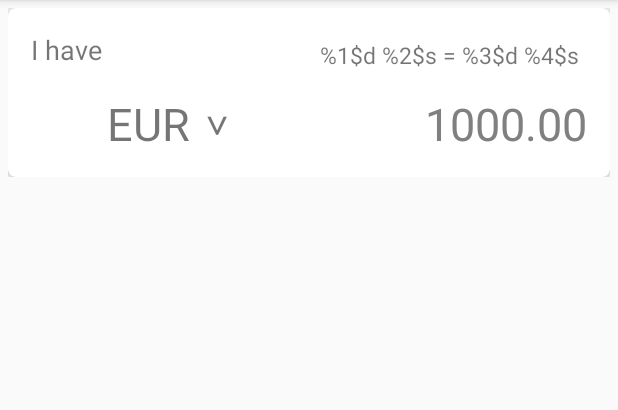
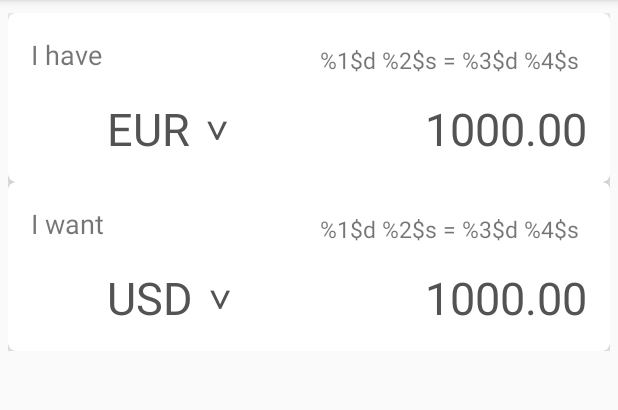
Before and after one commit to shailendrakumaryadav1/currency_calculator, an Android app: the screen it shows after launch (CurrencyActivity), on a phone screen of 412 x 824 dp, the part 84-494 px from its top. Run offline under Robolectric (Android 15) with nearby library versions, the phone set to English and light mode, and no system bars.

Commit message:
currency target card view added

```diff
--- a/CurrencyConversion/app/src/main/res/layout/activity_currency.xml
+++ b/CurrencyConversion/app/src/main/res/layout/activity_currency.xml
@@ -1,109 +1,14 @@
 <?xml version="1.0" encoding="utf-8"?>
 <LinearLayout xmlns:android="http://schemas.android.com/apk/res/android"
-		xmlns:app="http://schemas.android.com/apk/res-auto"
 		android:layout_width="match_parent"
 		android:layout_height="wrap_content"
 		android:orientation="vertical"
-		android:padding="@dimen/currency_cardview_padding">
+		android:padding="@dimen/currency_cardview_padding"
+		android:layout_marginTop="@dimen/dimen_3">
 
-	<android.support.v7.widget.CardView
-			android:id="@+id/base_currency_card"
-			android:layout_width="match_parent"
-			android:layout_height="wrap_content"
-			app:cardElevation="@dimen/currency_cardview_elevation"
-			app:cardCornerRadius="@dimen/currency_cardview_radius"
-			android:shape="ring"
-			android:thicknessRatio="@dimen/currency_cardview_thickness_ratio">
+	<include layout="@layout/currency_source_card_view"/>
 
-		<RelativeLayout
-				android:layout_width="match_parent"
-				android:layout_height="wrap_content"
-				android:padding="@dimen/dimen_15">
-
-			<TextView
-					android:layout_width="wrap_content"
-					android:layout_height="wrap_content"
-					android:text="@string/text_i_have"
-					android:textSize="@dimen/text_18"
-					android:layout_alignParentTop="true"
-					android:layout_alignParentLeft="true"
-					android:layout_alignParentStart="true" />
-
-			<TextView
-					android:id="@+id/text_currency_equivalent"
-					android:layout_width="wrap_content"
-					android:layout_height="wrap_content"
-					android:text="@string/text_currency_equivalent"
-					android:textSize="@dimen/text_currency_equivalent"
-					android:padding="@dimen/dimen_5"
-					android:layout_alignParentEnd="true"
-					android:layout_alignParentRight="true"
-					android:layout_alignParentTop="true" />
+	<include layout="@layout/currency_target_card_view"/>
 
 
-			<LinearLayout
-
-					android:id="@+id/src_currency_linear_layout"
-					android:layout_width="wrap_content"
-					android:layout_height="wrap_content"
-					android:orientation="horizontal"
-					android:layout_below="@+id/text_currency_equivalent"
-					android:layout_alignParentLeft="true"
-					android:layout_alignParentStart="true"
-					android:layout_marginTop="@dimen/dimen_10">
-
-				<ImageView
-						android:id="@+id/src_currency_flag"
-						android:layout_width="@dimen/flag_width"
-						android:layout_height="@dimen/flag_height"
-						android:layout_marginRight="@dimen/dimen_5"
-						android:layout_marginEnd="@dimen/dimen_5"
-						android:contentDescription="@null" />
-
-				<TextView
-						android:id="@+id/src_currency_code"
-						android:layout_width="wrap_content"
-						android:layout_height="match_parent"
-						android:gravity="bottom"
-						android:layout_marginRight="@dimen/dimen_5"
-						android:layout_marginLeft="@dimen/dimen_5"
-						android:text="EUR"
-						android:textSize="@dimen/text_currency_code" />
-
-				<TextView
-						android:layout_width="wrap_content"
-						android:layout_height="match_parent"
-						android:gravity="bottom"
-						android:paddingBottom="@dimen/dimen_5"
-						android:layout_marginStart="@dimen/dimen_5"
-						android:layout_marginLeft="@dimen/dimen_5"
-						android:text="@string/text_drop_down_arrow"
-						android:textStyle="bold"
-						android:textSize="@dimen/text_drop_down_arrow" />
-
-			</LinearLayout>
-
-			<EditText
-					android:id="@+id/src_currency_value"
-					android:layout_width="@dimen/dimen_150"
-					android:layout_height="wrap_content"
-					android:gravity="end"
-					android:maxWidth="@dimen/dimen_150"
-					android:maxLength="@integer/max_amount_length"
-					android:maxEms="@integer/max_amount_length"
-					android:maxLines="@integer/max_amount_lines"
-					android:text="@string/text_currency_placeholder"
-					android:hint="@string/text_currency_placeholder"
-					android:textSize="@dimen/text_currency_value"
-					android:inputType="numberDecimal"
-					android:background="@android:color/transparent"
-					android:textColor="@android:color/tab_indicator_text"
-					android:layout_alignBottom="@+id/src_currency_linear_layout"
-					android:layout_alignParentRight="true"
-					android:layout_alignParentEnd="true" />
-
-		</RelativeLayout>
-
-	</android.support.v7.widget.CardView>
-
 </LinearLayout>
--- /dev/null
+++ b/CurrencyConversion/app/src/main/res/layout/currency_source_card_view.xml
@@ -0,0 +1,103 @@
+<?xml version="1.0" encoding="utf-8"?>
+<android.support.v7.widget.CardView xmlns:android="http://schemas.android.com/apk/res/android"
+		xmlns:app="http://schemas.android.com/apk/res-auto"
+		android:id="@+id/base_currency_card"
+		android:layout_width="match_parent"
+		android:layout_height="wrap_content"
+		app:cardElevation="@dimen/currency_cardview_elevation"
+		app:cardCornerRadius="@dimen/currency_cardview_radius"
+		android:shape="ring"
+		android:thicknessRatio="@dimen/currency_cardview_thickness_ratio">
+
+	<RelativeLayout
+			android:layout_width="match_parent"
+			android:layout_height="wrap_content"
+			android:padding="@dimen/dimen_15">
+
+		<TextView
+				android:layout_width="wrap_content"
+				android:layout_height="wrap_content"
+				android:text="@string/text_i_have"
+				android:textSize="@dimen/text_18"
+				android:layout_alignParentTop="true"
+				android:layout_alignParentLeft="true"
+				android:layout_alignParentStart="true" />
+
+		<TextView
+				android:id="@+id/text_currency_equivalent_source"
+				android:layout_width="wrap_content"
+				android:layout_height="wrap_content"
+				android:text="@string/text_currency_equivalent"
+				android:textSize="@dimen/text_currency_equivalent"
+				android:padding="@dimen/dimen_5"
+				android:layout_alignParentEnd="true"
+				android:layout_alignParentRight="true"
+				android:layout_alignParentTop="true" />
+
+
+		<LinearLayout
+
+				android:id="@+id/src_currency_linear_layout"
+				android:layout_width="wrap_content"
+				android:layout_height="wrap_content"
+				android:orientation="horizontal"
+				android:layout_below="@+id/text_currency_equivalent_source"
+				android:layout_alignParentLeft="true"
+				android:layout_alignParentStart="true"
+				android:layout_marginTop="@dimen/dimen_10">
+
+			<ImageView
+					android:id="@+id/src_currency_flag"
+					android:layout_width="@dimen/flag_width"
+					android:layout_height="@dimen/flag_height"
+					android:layout_marginRight="@dimen/dimen_5"
+					android:layout_marginEnd="@dimen/dimen_5"
+					android:contentDescription="@null" />
+
+			<TextView
+					android:id="@+id/src_currency_code"
+					android:layout_width="wrap_content"
+					android:layout_height="match_parent"
+					android:gravity="bottom"
+					android:layout_marginRight="@dimen/dimen_5"
+					android:layout_marginLeft="@dimen/dimen_5"
+					android:text="EUR"
+					style="@style/text_dark_gray"
+					android:textSize="@dimen/text_currency_code" />
+
+			<TextView
+					android:layout_width="wrap_content"
+					android:layout_height="match_parent"
+					android:gravity="bottom"
+					android:paddingBottom="@dimen/dimen_5"
+					android:layout_marginStart="@dimen/dimen_5"
+					android:layout_marginLeft="@dimen/dimen_5"
+					android:text="@string/text_drop_down_arrow"
+					style="@style/text_dark_gray"
+					android:textStyle="bold"
+					android:textSize="@dimen/text_drop_down_arrow" />
+
+		</LinearLayout>
+
+		<EditText
+				android:id="@+id/src_currency_value"
+				android:layout_width="@dimen/dimen_150"
+				android:layout_height="wrap_content"
+				android:gravity="end"
+				android:maxWidth="@dimen/dimen_150"
+				android:maxLength="@integer/max_amount_length"
+				android:maxEms="@integer/max_amount_length"
+				android:maxLines="@integer/max_amount_lines"
+				android:text="@string/text_currency_placeholder"
+				android:hint="@string/text_currency_placeholder"
+				android:textSize="@dimen/text_currency_value"
+				android:inputType="numberDecimal"
+				android:background="@android:color/transparent"
+				style="@style/text_dark_gray"
+				android:layout_alignBottom="@+id/src_currency_linear_layout"
+				android:layout_alignParentRight="true"
+				android:layout_alignParentEnd="true" />
+
+	</RelativeLayout>
+
+</android.support.v7.widget.CardView>
--- /dev/null
+++ b/CurrencyConversion/app/src/main/res/layout/currency_target_card_view.xml
@@ -0,0 +1,103 @@
+<?xml version="1.0" encoding="utf-8"?>
+<android.support.v7.widget.CardView xmlns:android="http://schemas.android.com/apk/res/android"
+		xmlns:app="http://schemas.android.com/apk/res-auto"
+		android:id="@+id/target_currency_card"
+		android:layout_width="match_parent"
+		android:layout_height="wrap_content"
+		app:cardElevation="@dimen/currency_cardview_elevation"
+		app:cardCornerRadius="@dimen/currency_cardview_radius"
+		android:shape="ring"
+		android:thicknessRatio="@dimen/currency_cardview_thickness_ratio">
+
+	<RelativeLayout
+			android:layout_width="match_parent"
+			android:layout_height="wrap_content"
+			android:padding="@dimen/dimen_15">
+
+		<TextView
+				android:layout_width="wrap_content"
+				android:layout_height="wrap_content"
+				android:text="@string/text_i_want"
+				android:textSize="@dimen/text_18"
+				android:layout_alignParentTop="true"
+				android:layout_alignParentLeft="true"
+				android:layout_alignParentStart="true" />
+
+		<TextView
+				android:id="@+id/text_currency_equivalent_target"
+				android:layout_width="wrap_content"
+				android:layout_height="wrap_content"
+				android:text="@string/text_currency_equivalent"
+				android:textSize="@dimen/text_currency_equivalent"
+				android:padding="@dimen/dimen_5"
+				android:layout_alignParentEnd="true"
+				android:layout_alignParentRight="true"
+				android:layout_alignParentTop="true" />
+
+
+		<LinearLayout
+
+				android:id="@+id/target_currency_linear_layout"
+				android:layout_width="wrap_content"
+				android:layout_height="wrap_content"
+				android:orientation="horizontal"
+				android:layout_below="@+id/text_currency_equivalent_target"
+				android:layout_alignParentLeft="true"
+				android:layout_alignParentStart="true"
+				android:layout_marginTop="@dimen/dimen_10">
+
+			<ImageView
+					android:id="@+id/target_currency_flag"
+					android:layout_width="@dimen/flag_width"
+					android:layout_height="@dimen/flag_height"
+					android:layout_marginRight="@dimen/dimen_5"
+					android:layout_marginEnd="@dimen/dimen_5"
+					android:contentDescription="@null" />
+
+			<TextView
+					android:id="@+id/target_currency_code"
+					android:layout_width="wrap_content"
+					android:layout_height="match_parent"
+					android:gravity="bottom"
+					android:layout_marginRight="@dimen/dimen_5"
+					android:layout_marginLeft="@dimen/dimen_5"
+					android:text="USD"
+					style="@style/text_dark_gray"
+					android:textSize="@dimen/text_currency_code" />
+
+			<TextView
+					android:layout_width="wrap_content"
+					android:layout_height="match_parent"
+					android:gravity="bottom"
+					android:paddingBottom="@dimen/dimen_5"
+					android:layout_marginStart="@dimen/dimen_5"
+					android:layout_marginLeft="@dimen/dimen_5"
+					android:text="@string/text_drop_down_arrow"
+					android:textStyle="bold"
+					style="@style/text_dark_gray"
+					android:textSize="@dimen/text_drop_down_arrow" />
+
+		</LinearLayout>
+
+		<EditText
+				android:id="@+id/target_currency_value"
+				android:layout_width="@dimen/dimen_150"
+				android:layout_height="wrap_content"
+				android:gravity="end"
+				android:maxWidth="@dimen/dimen_150"
+				android:maxLength="@integer/max_amount_length"
+				android:maxEms="@integer/max_amount_length"
+				android:maxLines="@integer/max_amount_lines"
+				android:text="@string/text_currency_placeholder"
+				android:hint="@string/text_currency_placeholder"
+				android:textSize="@dimen/text_currency_value"
+				android:inputType="numberDecimal"
+				android:background="@android:color/transparent"
+				style="@style/text_dark_gray"
+				android:layout_alignBottom="@+id/target_currency_linear_layout"
+				android:layout_alignParentRight="true"
+				android:layout_alignParentEnd="true" />
+
+	</RelativeLayout>
+
+</android.support.v7.widget.CardView>
--- a/CurrencyConversion/app/src/main/res/values/colors.xml
+++ b/CurrencyConversion/app/src/main/res/values/colors.xml
@@ -3,4 +3,5 @@
 	<color name="colorPrimary">#3F51B5</color>
 	<color name="colorPrimaryDark">#303F9F</color>
 	<color name="colorAccent">#FF4081</color>
+	<color name="colorDarkGray">#545252</color>
 </resources>
--- a/CurrencyConversion/app/src/main/res/values/dimen.xml
+++ b/CurrencyConversion/app/src/main/res/values/dimen.xml
@@ -10,6 +10,8 @@
 	<dimen name="text_currency_code">30sp</dimen>
 	<dimen name="text_currency_value">30sp</dimen>
 	<dimen name="text_drop_down_arrow">20sp</dimen>
+	<dimen name="dimen_2">2dp</dimen>
+	<dimen name="dimen_3">3dp</dimen>
 	<dimen name="dimen_5">5dp</dimen>
 	<dimen name="dimen_10">10dp</dimen>
 	<dimen name="dimen_15">15dp</dimen>
--- a/CurrencyConversion/app/src/main/res/values/strings.xml
+++ b/CurrencyConversion/app/src/main/res/values/strings.xml
@@ -4,4 +4,6 @@
 	<string name="text_currency_equivalent">%1$d %2$s = %3$d %4$s</string>
 	<string name="text_drop_down_arrow">∨</string>
 	<string name="text_currency_placeholder">1000.00</string>
+
+	<string name="text_i_want">I want</string>
 </resources>
--- a/CurrencyConversion/app/src/main/res/values/styles.xml
+++ b/CurrencyConversion/app/src/main/res/values/styles.xml
@@ -8,4 +8,8 @@
 		<item name="colorAccent">@color/colorAccent</item>
 	</style>
 
+	<style name="text_dark_gray">
+		<item name="android:textColor">@color/colorDarkGray</item>
+	</style>
+
 </resources>
```
